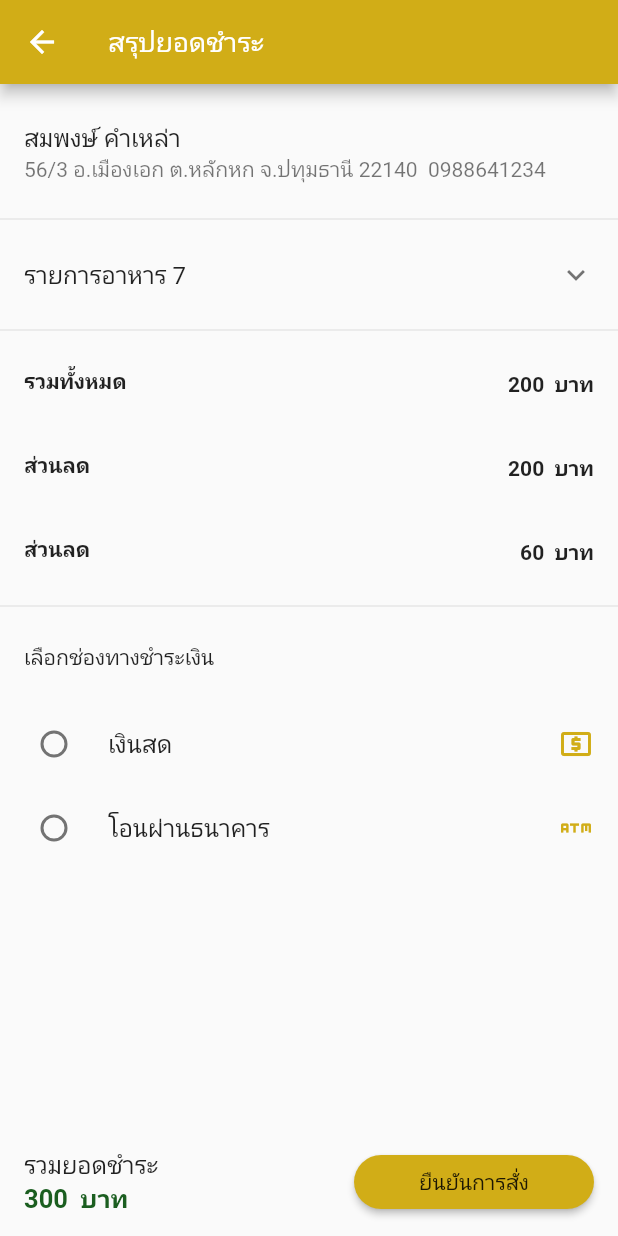
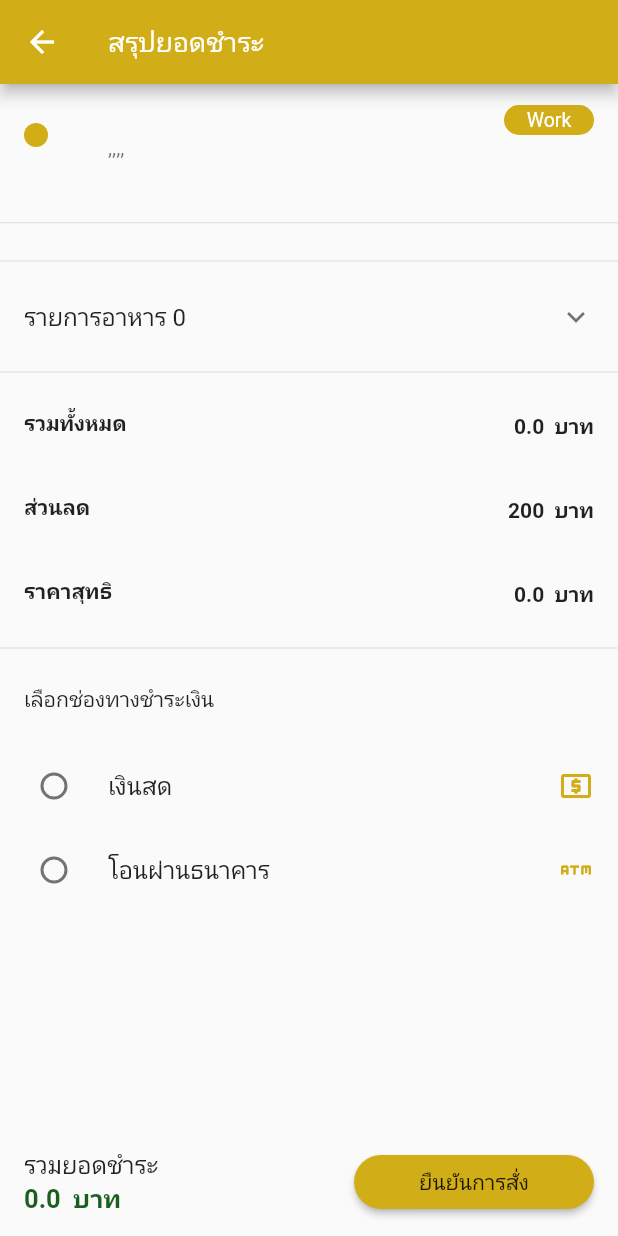
Before and after one commit to Powarut/test_project, a Flutter app: the DeliveryDetails screen opened directly, after a tap on "ชำระเงิน", on a phone screen of 412 x 824 dp. Run offline on Flutter 3.47's test engine with Material 2 defaults, Android fonts, the phone set to English and light mode, and no system bars; our stand-ins replace cloud_firestore, file_picker, firebase_auth, firebase_core, firebase_storage, fluttertoast and 5 more; missing offline and left inert: qrscan; accounts and stored records are empty.

Commit message:
Initial commit

```diff
--- a/lib/screens/check_out_delivery_details/delivery_details.dart
+++ b/lib/screens/check_out_delivery_details/delivery_details.dart
@@ -52,7 +52,9 @@ class _DeliveryDetailsState extends State<DeliveryDetails> {
                   )
                 : Navigator.of(context).push(
                     MaterialPageRoute(
-                      builder: (context) => PaymentSummary(),
+                      builder: (context) => PaymentSummary(
+                        deliveryAddressList: value,
+                      ),
                     ),
                   );
           },
--- a/lib/screens/check_out_delivery_details/payment_summary/order_item.dart
+++ b/lib/screens/check_out_delivery_details/payment_summary/order_item.dart
@@ -1,21 +1,24 @@
 import 'package:flutter/material.dart';
+import 'package:test_project/cart/cart_model.dart';
 
 class OrderItem extends StatelessWidget {
   late bool isTrue;
+  final ReviewCartModel e;
+  OrderItem({required this.e});
 
   @override
   Widget build(BuildContext context) {
     return SingleChildScrollView(
       child: ListTile(
         leading: Image.network(
-          "https://firebasestorage.googleapis.com/v0/b/project-3e0ab.appspot.com/o/%E0%B8%81%E0%B8%B0%E0%B9%80%E0%B8%9E%E0%B8%A3%E0%B8%B2.jpg?alt=media&token=dfaf4fc3-4032-41df-a858-a894f63d97ac",
+          e.cartImage,
           width: 60,
         ),
         title: Row(
           mainAxisAlignment: MainAxisAlignment.spaceBetween,
           children: [
             Text(
-                "ชื่ออาหาร",
+                e.cartName,
               style: TextStyle(
                 color: Colors.grey[600],
               ),
@@ -27,14 +30,14 @@ class OrderItem extends StatelessWidget {
               ),
             ),
             Text(
-              "50 \rบาท",
+              "${e.cartPrice} \rบาท",
               style: TextStyle(
                 color: Colors.grey[600],
               ),
             ),
           ],
         ),
-        subtitle: Text("5"),
+        subtitle: Text(e.cartQuantity.toString()),
       ),
     );
   }
--- a/lib/screens/check_out_delivery_details/payment_summary/payment_summary.dart
+++ b/lib/screens/check_out_delivery_details/payment_summary/payment_summary.dart
@@ -1,9 +1,15 @@
 import 'package:flutter/material.dart';
+import 'package:provider/provider.dart';
+import 'package:test_project/Model/delivery_address_model.dart';
 import 'package:test_project/constants/color.dart';
+import 'package:test_project/providers/check_out_provider.dart';
+import 'package:test_project/providers/reviewcart_provider.dart';
 import 'package:test_project/screens/check_out_delivery_details/payment_summary/order_item.dart';
+import 'package:test_project/screens/check_out_delivery_details/single_delivery_item.dart';
 
 class PaymentSummary extends StatefulWidget {
-  const PaymentSummary({Key? key}) : super(key: key);
+  final DeliveryAddressModel deliveryAddressList;
+  PaymentSummary({required this.deliveryAddressList});
 
   @override
   State<PaymentSummary> createState() => _PaymentSummaryState();
@@ -18,6 +24,13 @@ class _PaymentSummaryState extends State<PaymentSummary> {
   PaymentTypes? _paymentTypes;
   @override
   Widget build(BuildContext context) {
+    ReviewCartProvider revierCartProvider = Provider.of(context);
+    revierCartProvider.getReviewCartData();
+
+    double discount;
+
+    double totalPrice = revierCartProvider.getTotalPrice();
+
     return Scaffold(
       appBar: AppBar(
         backgroundColor: memberColor,
@@ -29,7 +42,7 @@ class _PaymentSummaryState extends State<PaymentSummary> {
       bottomNavigationBar: ListTile(
         title: Text("รวมยอดชำระ"),
         subtitle: Text(
-          "300 \rบาท",
+          "${totalPrice} \rบาท",
           style: TextStyle(
             color: Colors.green[900],
             fontWeight: FontWeight.bold,
@@ -57,25 +70,32 @@ class _PaymentSummaryState extends State<PaymentSummary> {
         padding: const EdgeInsets.only(top: 10),
         child: ListView.builder(
             itemCount: 1,
-          itemBuilder: (context,index){
+            itemBuilder: (context, index) {
               return Column(
                 children: [
-                ListTile(
-                  title: Text("สมพงษ์ คำเหล่า"),
-                  subtitle: Text("56/3 อ.เมืองเอก ต.หลักหก จ.ปทุมธานี 22140 \r0988641234"),
+                  SingleDeliveryItem(
+                    address: "${widget.deliveryAddressList.number},"
+                        "${widget.deliveryAddressList.street},"
+                        "${widget.deliveryAddressList.landmark},"
+                        "${widget.deliveryAddressList.city},"
+                        "${widget.deliveryAddressList.pinCode}",
+                    title:
+                        "${widget.deliveryAddressList.firstName} \r${widget.deliveryAddressList.lastName}",
+                    number: "${widget.deliveryAddressList.phone}",
+                    addressType: widget.deliveryAddressList.addressType ==
+                            "AddressTypes.Other"
+                        ? "Other"
+                        : widget.deliveryAddressList.addressType ==
+                                "AddressTypes.Home"
+                            ? "Home"
+                            : "Work",
                   ),
                   Divider(),
                   ExpansionTile(
-                  children: [
-                    OrderItem(),
-                    OrderItem(),
-                    OrderItem(),
-                    OrderItem(),
-                    OrderItem(),
-                    OrderItem(),
-                    OrderItem(),
-                  ],
-                  title: Text("รายการอาหาร 7"),
+                    children: revierCartProvider.getReviewCartDataList.map((e) {
+                      return OrderItem(e: e);
+                    }).toList(),
+                    title: Text("รายการอาหาร ${revierCartProvider.getReviewCartDataList.length}"),
                   ),
                   Divider(),
                   ListTile(
@@ -86,8 +106,8 @@ class _PaymentSummaryState extends State<PaymentSummary> {
                         fontWeight: FontWeight.bold,
                       ),
                     ),
-                  trailing:  Text(
-                      "200 \rบาท",
+                    trailing: Text(
+                      "${totalPrice} \rบาท",
                       style: TextStyle(
                         fontWeight: FontWeight.bold,
                       ),
@@ -101,7 +121,7 @@ class _PaymentSummaryState extends State<PaymentSummary> {
                         fontWeight: FontWeight.bold,
                       ),
                     ),
-                  trailing:  Text(
+                    trailing: Text(
                       "200 \rบาท",
                       style: TextStyle(
                         fontWeight: FontWeight.bold,
@@ -111,13 +131,13 @@ class _PaymentSummaryState extends State<PaymentSummary> {
                   ListTile(
                     minVerticalPadding: 5,
                     leading: Text(
-                    "ส่วนลด",
+                      "ราคาสุทธิ",
                       style: TextStyle(
                         fontWeight: FontWeight.bold,
                       ),
                     ),
-                  trailing:  Text(
-                    "60 \rบาท",
+                    trailing: Text(
+                      "${totalPrice} \rบาท",
                       style: TextStyle(
                         fontWeight: FontWeight.bold,
                       ),
@@ -157,8 +177,7 @@ class _PaymentSummaryState extends State<PaymentSummary> {
                   ),
                 ],
               );
-          }
-        ),
+            }),
       ),
     );
   }
```
Lines whose indentation alone changed are shown as unchanged.
